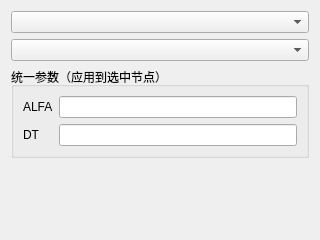
First picture: the form in plugins/Base_PhysicalField/TemperatureLoadPage.ui, repository asd977/base_cae, before the edit.
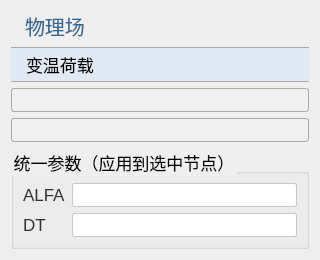
Second picture: the form after the edit. Icons and pictures are not drawn.

Commit message: style: unify Base_PhysicalField ui page headers and spacing

```diff
--- a/plugins/Base_PhysicalField/TemperatureLoadPage.ui
+++ b/plugins/Base_PhysicalField/TemperatureLoadPage.ui
@@ -13,7 +13,126 @@
   <property name="windowTitle">
    <string>变温荷载</string>
   </property>
+  <property name="styleSheet">
+   <string notr="true">QWidget{
+font-family: &quot;Microsoft YaHei&quot;, &quot;微软雅黑&quot;;
+}
+QPushButton#pushButton {
+    background-color: rgb(224, 233, 244);
+    border-width: 1px;
+    border-color: rgb(121, 121, 121);
+    border-style: solid;
+    height: 33px;
+    border-top: 1px solid rgb(169, 169, 169); /* 上边框为灰色 */
+    border-bottom: 1px solid rgb(169, 169, 169); /* 下边框为灰色 */
+    border-left: none; /* 移除左边框 */
+    border-right: none;
+    text-align: left;
+	padding-left: 15px;
+	font-size: 17px;
+	border-style: solid;
+}
+QLabel {
+    font-family: &quot;Microsoft YaHei&quot;, &quot;微软雅黑&quot;;
+    font-size: 17px;
+    text-align: left;
+    color: rgb(51, 51, 51);
+    white-space: nowrap;
+    line-height: 50px;
+    position: absolute;
+    top: 0px;
+    left: 0px;
+}
+QLabel#pageNameLabel {
+    font-size: 20px;
+    font-family: &quot;Microsoft YaHei&quot;, 微软雅黑;
+    text-align: left;
+	padding-left:9px;
+    color: rgb(53, 103, 147);
+}
+QLineEdit {
+    border: 1px solid rgb(200, 200, 200); /* 设置边框为淡灰色 */
+    border-radius: 2px; /* 设置圆角半径为 5 像素 */
+	font-size: 17px;
+}
+QLineEdit:focus {
+    border-color: rgb(100, 100, 255); /* 设置焦点时的边框颜色为蓝色 */
+    outline: none; /* 去掉默认的焦点边框 */
+}
+QComboBox {
+    font-family: &quot;Microsoft YaHei&quot;, 微软雅黑;
+    font-size: 17px;
+    text-align: left;
+    color: rgb(51, 51, 51);
+    padding-left:6px;
+    background: rgb(240, 240, 240);
+    border: 1px solid rgb(169, 169, 169);
+    border-radius: 3px; /* 设置边框的圆角半径为5像素 */
+}
+QComboBox::drop-down {
+    background: rgb(240, 240, 240);
+}
+QComboBox::down-arrow {
+    image: url(:/resources/down_arrow.png); /* 替换下拉箭头图标 */
+}
+/*QCombobox右侧按钮*/
+QComboBox::drop-down {
+    subcontrol-origin: padding;
+    subcontrol-position: top right;/*放于右方顶部*/
+    border-top-right-radius: 3px;/*设置边框圆角*/
+    border-bottom-right-radius: 3px;
+}
+QLineEdit {
+    border: 1px solid rgb(200, 200, 200); /* 设置边框为淡灰色 */
+    border-radius: 2px; /* 设置圆角半径为 5 像素 */
+	font-size: 17px;
+}
+QLineEdit:focus {
+    border-color: rgb(100, 100, 255); /* 设置焦点时的边框颜色为蓝色 */
+    outline: none; /* 去掉默认的焦点边框 */
+}
+
+QRadioButton {
+    font-size: 17px; /* 设置字体大小为 14 像素 */
+}
+
+QCheckBox {
+    font-size: 17px; /* 设置字体大小为 14 像素 */
+}
+
+QGroupBox{
+    font-size: 17px; /* 设置字体大小为 14 像素 */   
+}
+
+</string>
+  </property>
   <layout class="QVBoxLayout" name="verticalLayout">
+   <item>
+    <widget class="QLabel" name="pageNameLabel">
+     <property name="sizePolicy">
+      <sizepolicy hsizetype="Preferred" vsizetype="Fixed">
+       <horstretch>0</horstretch>
+       <verstretch>0</verstretch>
+      </sizepolicy>
+     </property>
+     <property name="text">
+      <string>物理场</string>
+     </property>
+    </widget>
+   </item>
+   <item>
+    <widget class="QPushButton" name="pushButton">
+     <property name="sizePolicy">
+      <sizepolicy hsizetype="Ignored" vsizetype="Fixed">
+       <horstretch>0</horstretch>
+       <verstretch>0</verstretch>
+      </sizepolicy>
+     </property>
+     <property name="text">
+      <string>变温荷载</string>
+     </property>
+    </widget>
+   </item>
    <item>
     <widget class="QComboBox" name="comboBoxDim"/>
    </item>
```
The commit also changes 10 other files.
